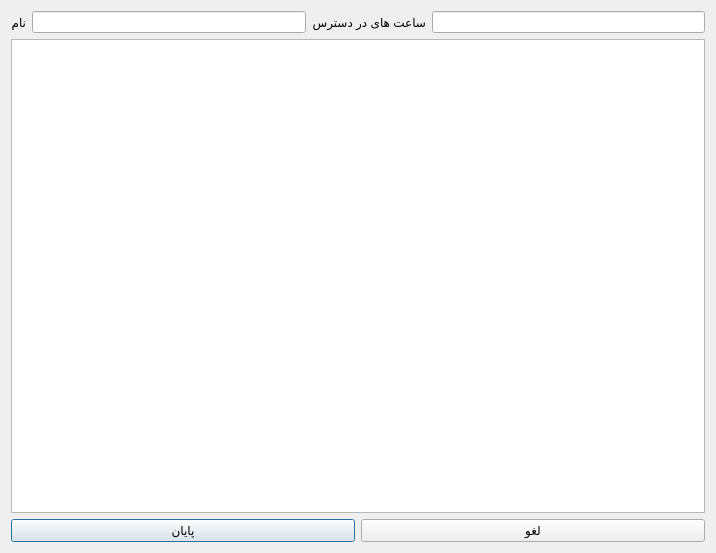
NeuralInsight/UniversityAutoClassScheduler, file qt_ui/instructor.ui: the form before one commit.
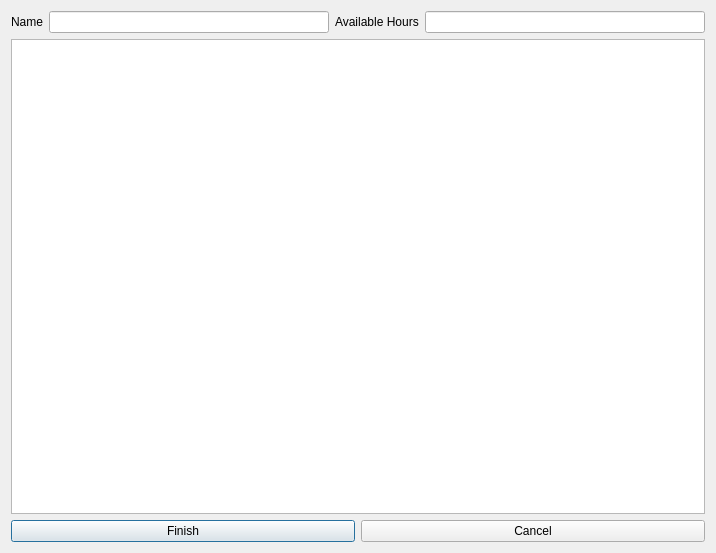
The form after the commit.

```diff
--- a/qt_ui/instructor.ui
+++ b/qt_ui/instructor.ui
@@ -46,7 +46,7 @@
      <item row="0" column="0">
       <widget class="QLabel" name="lblName">
        <property name="text">
-        <string>نام</string>
+        <string>Name</string>
        </property>
       </widget>
      </item>
@@ -56,7 +56,7 @@
      <item row="0" column="2">
       <widget class="QLabel" name="lblHours">
        <property name="text">
-        <string>ساعت های در دسترس</string>
+        <string>Available Hours</string>
        </property>
       </widget>
      </item>
@@ -73,14 +73,14 @@
      <item>
       <widget class="QPushButton" name="btnFinish">
        <property name="text">
-        <string>پایان</string>
+        <string>Finish</string>
        </property>
       </widget>
      </item>
      <item>
       <widget class="QPushButton" name="btnCancel">
        <property name="text">
-        <string>لغو</string>
+        <string>Cancel</string>
        </property>
       </widget>
      </item>
```
Left out of the diff: 2 changed lines with no effect on the pictures.
